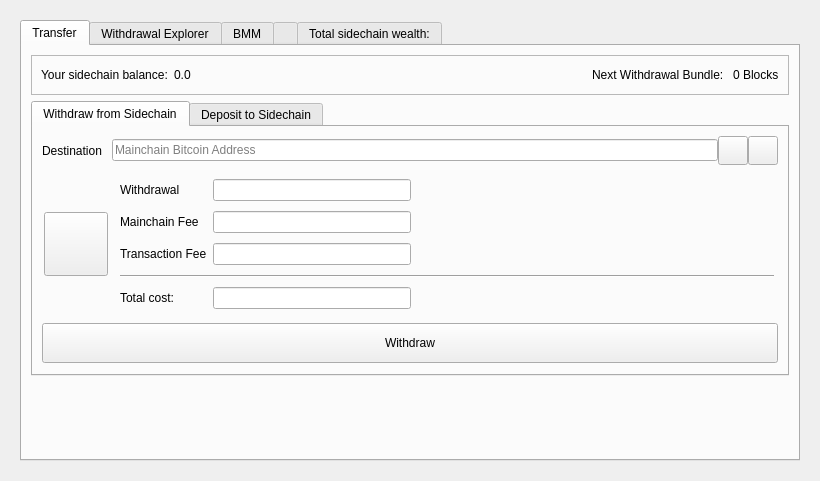
Qt form src/qt/forms/sidechainpage.ui (skydogenet/sidechains) before a commit.
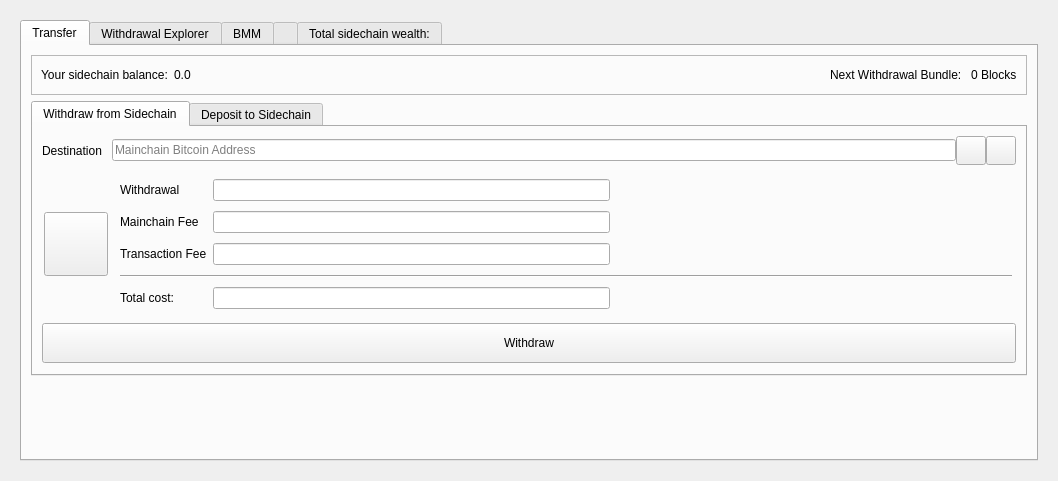
The same form after that commit. Icons and pictures are not drawn. Custom widgets are drawn as their Qt base class.

Commit message: Rename manual bmm button & resize icons

```diff
--- a/src/qt/forms/sidechainpage.ui
+++ b/src/qt/forms/sidechainpage.ui
@@ -6,7 +6,7 @@
    <rect>
     <x>0</x>
     <y>0</y>
-    <width>820</width>
+    <width>1058</width>
     <height>481</height>
    </rect>
   </property>
```
Left out of the diff: 8 changed lines with no effect on the pictures.
